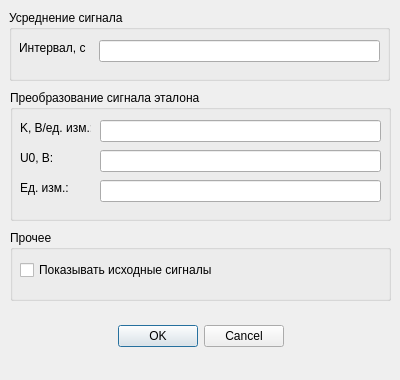
Old version of the form magresp/on_open_file_dialog.ui in the repository spectral307/magresp.
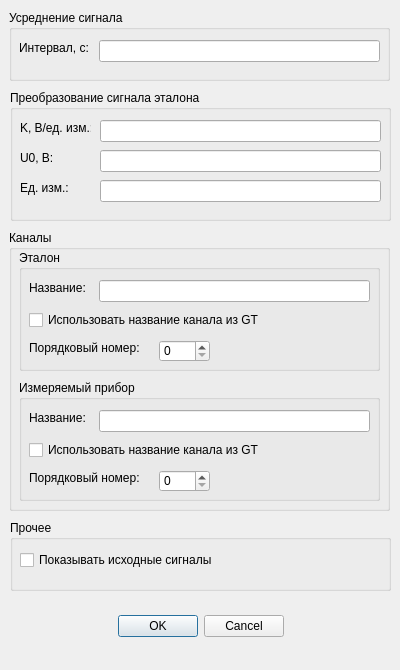
New version of the form.

The edit to the form file:
```diff
--- a/magresp/on_open_file_dialog.ui
+++ b/magresp/on_open_file_dialog.ui
@@ -7,7 +7,7 @@
     <x>0</x>
     <y>0</y>
     <width>400</width>
-    <height>380</height>
+    <height>670</height>
    </rect>
   </property>
   <property name="windowTitle">
@@ -16,9 +16,9 @@
   <widget class="QDialogButtonBox" name="buttonBox">
    <property name="geometry">
     <rect>
-     <x>30</x>
-     <y>320</y>
-     <width>341</width>
+     <x>10</x>
+     <y>610</y>
+     <width>381</width>
      <height>32</height>
     </rect>
    </property>
@@ -139,7 +139,7 @@
      </rect>
     </property>
     <property name="text">
-     <string>Интервал, с</string>
+     <string>Интервал, с:</string>
     </property>
    </widget>
    <widget class="QLineEdit" name="ds_line_edit">
@@ -157,7 +157,7 @@
    <property name="geometry">
     <rect>
      <x>10</x>
-     <y>230</y>
+     <y>520</y>
      <width>381</width>
      <height>71</height>
     </rect>
@@ -179,6 +179,169 @@
     </property>
    </widget>
   </widget>
+  <widget class="QGroupBox" name="channels_settings_group_box">
+   <property name="geometry">
+    <rect>
+     <x>9</x>
+     <y>230</y>
+     <width>381</width>
+     <height>281</height>
+    </rect>
+   </property>
+   <property name="title">
+    <string>Каналы</string>
+   </property>
+   <widget class="QGroupBox" name="etalon_ch_group_box">
+    <property name="geometry">
+     <rect>
+      <x>10</x>
+      <y>20</y>
+      <width>361</width>
+      <height>121</height>
+     </rect>
+    </property>
+    <property name="title">
+     <string>Эталон</string>
+    </property>
+    <widget class="QLabel" name="etalon_ch_name_label">
+     <property name="geometry">
+      <rect>
+       <x>10</x>
+       <y>30</y>
+       <width>61</width>
+       <height>16</height>
+      </rect>
+     </property>
+     <property name="text">
+      <string>Название:</string>
+     </property>
+    </widget>
+    <widget class="QLineEdit" name="etalon_ch_name_line_edit">
+     <property name="geometry">
+      <rect>
+       <x>80</x>
+       <y>30</y>
+       <width>271</width>
+       <height>22</height>
+      </rect>
+     </property>
+    </widget>
+    <widget class="QCheckBox" name="use_gtl_etalon_ch_name_check_box">
+     <property name="geometry">
+      <rect>
+       <x>10</x>
+       <y>60</y>
+       <width>231</width>
+       <height>20</height>
+      </rect>
+     </property>
+     <property name="text">
+      <string>Использовать название канала из GTL</string>
+     </property>
+    </widget>
+    <widget class="QLabel" name="etalon_ch_ordinal_label">
+     <property name="geometry">
+      <rect>
+       <x>10</x>
+       <y>90</y>
+       <width>121</width>
+       <height>16</height>
+      </rect>
+     </property>
+     <property name="text">
+      <string>Порядковый номер:</string>
+     </property>
+    </widget>
+    <widget class="QSpinBox" name="etalon_ch_ordinal_spin_box">
+     <property name="geometry">
+      <rect>
+       <x>140</x>
+       <y>90</y>
+       <width>51</width>
+       <height>22</height>
+      </rect>
+     </property>
+     <property name="maximum">
+      <number>1</number>
+     </property>
+    </widget>
+   </widget>
+   <widget class="QGroupBox" name="dut_ch_group_box">
+    <property name="geometry">
+     <rect>
+      <x>10</x>
+      <y>150</y>
+      <width>361</width>
+      <height>121</height>
+     </rect>
+    </property>
+    <property name="title">
+     <string>Измеряемый прибор</string>
+    </property>
+    <widget class="QLabel" name="dut_ch_name_label">
+     <property name="geometry">
+      <rect>
+       <x>10</x>
+       <y>30</y>
+       <width>61</width>
+       <height>16</height>
+      </rect>
+     </property>
+     <property name="text">
+      <string>Название:</string>
+     </property>
+    </widget>
+    <widget class="QLineEdit" name="dut_ch_name_line_edit">
+     <property name="geometry">
+      <rect>
+       <x>80</x>
+       <y>30</y>
+       <width>271</width>
+       <height>22</height>
+      </rect>
+     </property>
+    </widget>
+    <widget class="QCheckBox" name="use_gtl_dut_ch_name_check_box">
+     <property name="geometry">
+      <rect>
+       <x>10</x>
+       <y>60</y>
+       <width>231</width>
+       <height>20</height>
+      </rect>
+     </property>
+     <property name="text">
+      <string>Использовать название канала из GTL</string>
+     </property>
+    </widget>
+    <widget class="QLabel" name="dut_ch_ordinal_label">
+     <property name="geometry">
+      <rect>
+       <x>10</x>
+       <y>90</y>
+       <width>121</width>
+       <height>16</height>
+      </rect>
+     </property>
+     <property name="text">
+      <string>Порядковый номер:</string>
+     </property>
+    </widget>
+    <widget class="QSpinBox" name="dut_ch_ordinal_spin_box">
+     <property name="geometry">
+      <rect>
+       <x>140</x>
+       <y>90</y>
+       <width>51</width>
+       <height>22</height>
+      </rect>
+     </property>
+     <property name="maximum">
+      <number>1</number>
+     </property>
+    </widget>
+   </widget>
+  </widget>
  </widget>
  <resources/>
  <connections>
```
Left out of the diff: 2 changed lines with no effect on the pictures.
